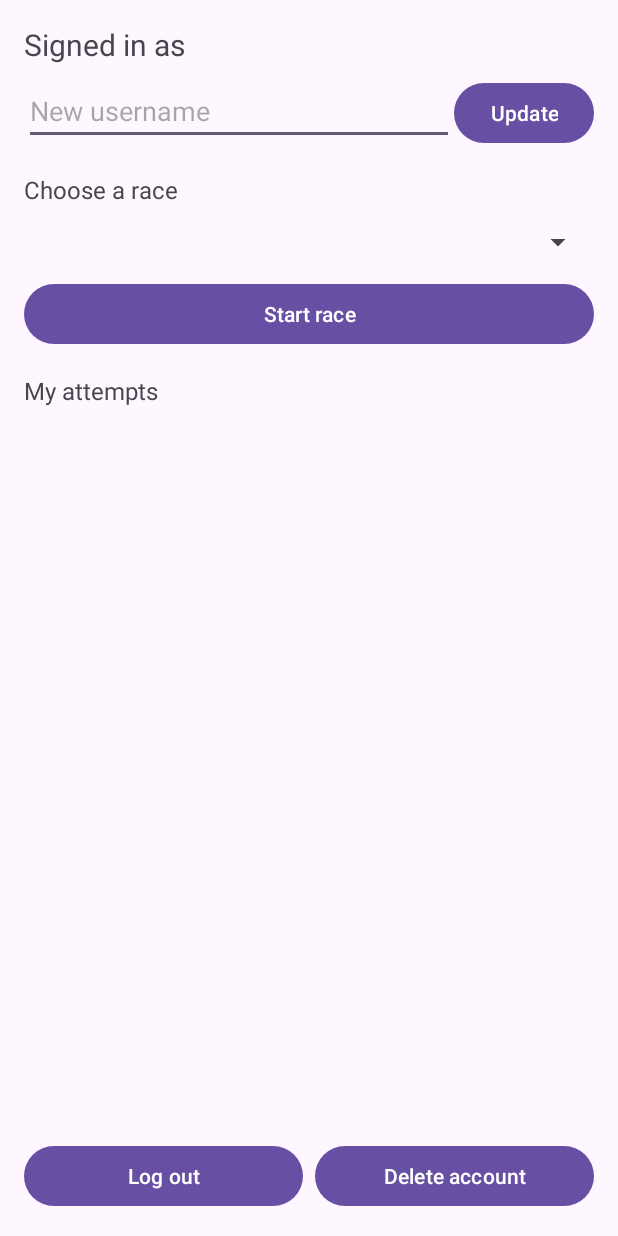
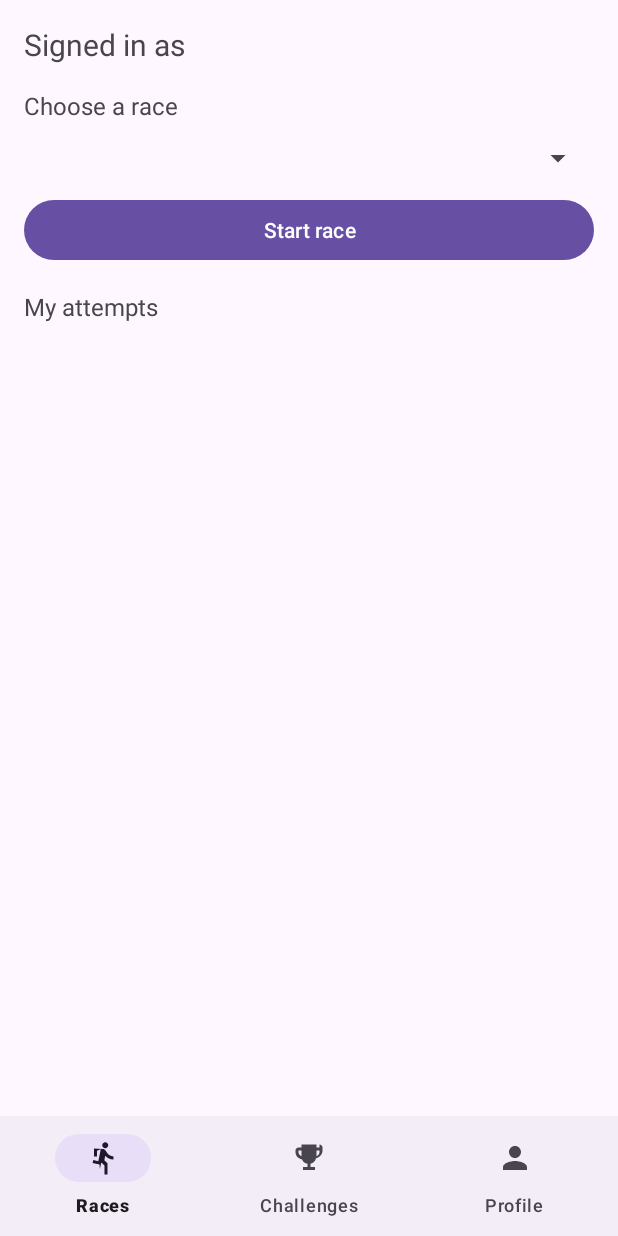
Before and after one commit to neyugnneb/Bolt2Brutus, an Android app: the screen it shows after launch once a user with an empty profile is signed in (RaceActivity), on a phone screen of 412 x 824 dp. Run offline under Robolectric (Android 15) with nearby library versions, the phone set to English and light mode, and no system bars; our stand-ins replace Firebase (no records; nobody signed in at launch, a user with empty details on screens opened directly).

Commit message:
bottom navbar

```diff
--- a/app/src/main/java/com/example/bolt2brutus/ui/race/RaceActivity.kt
+++ b/app/src/main/java/com/example/bolt2brutus/ui/race/RaceActivity.kt
@@ -3,11 +3,16 @@ package com.example.bolt2brutus.ui.race
 import android.content.Intent
 import android.os.Bundle
 import android.util.Log
+import android.view.View
 import androidx.appcompat.app.AppCompatActivity
 import androidx.core.view.ViewCompat
 import androidx.core.view.WindowInsetsCompat
+import androidx.fragment.app.Fragment
 import com.example.bolt2brutus.R
 import com.example.bolt2brutus.ui.auth.LoginActivity
+import com.example.bolt2brutus.ui.challenge.ChallengesFragment
+import com.example.bolt2brutus.ui.profile.ProfileFragment
+import com.google.android.material.bottomnavigation.BottomNavigationView
 
 /** Hosts the signed-in screens. Returns to [LoginActivity] when the user signs out. */
 class RaceActivity : AppCompatActivity() {
@@ -20,17 +25,42 @@ class RaceActivity : AppCompatActivity() {
         super.onCreate(savedInstanceState)
         Log.d(tag, "onCreate")
         setContentView(R.layout.activity_race)
-        ViewCompat.setOnApplyWindowInsetsListener(findViewById(R.id.main)) { v, insets ->
+
+        ViewCompat.setOnApplyWindowInsetsListener(findViewById(R.id.main)) { _, insets ->
             val systemBars = insets.getInsets(WindowInsetsCompat.Type.systemBars())
-            v.setPadding(systemBars.left, systemBars.top, systemBars.right, systemBars.bottom)
+            findViewById<View>(R.id.flFragment).setPadding(systemBars.left, systemBars.top, systemBars.right, 0)
+            findViewById<View>(R.id.bottomNavigationView).setPadding(0, 0, 0, systemBars.bottom)
             insets
         }
 
+        val bottomNavigationView = findViewById<BottomNavigationView>(R.id.bottomNavigationView)
+        bottomNavigationView.setOnItemSelectedListener { item ->
+            when (item.itemId) {
+                R.id.nav_races -> {
+                    showFragment(RaceFragment())
+                    true
+                }
+                R.id.nav_challenges -> {
+                    showFragment(ChallengesFragment())
+                    true
+                }
+                R.id.nav_profile -> {
+                    showFragment(ProfileFragment())
+                    true
+                }
+                else -> false
+            }
+        }
+
         if (savedInstanceState == null) {
-            supportFragmentManager.beginTransaction().apply {
-                replace(R.id.flFragment, RaceFragment())
-                commit()
-            }
+            showFragment(RaceFragment())
+        }
+    }
+
+    private fun showFragment(fragment: Fragment) {
+        supportFragmentManager.beginTransaction().apply {
+            replace(R.id.flFragment, fragment)
+            commit()
         }
     }
 
--- a/app/src/main/java/com/example/bolt2brutus/ui/race/RaceFragment.kt
+++ b/app/src/main/java/com/example/bolt2brutus/ui/race/RaceFragment.kt
@@ -7,7 +7,6 @@ import android.view.View
 import android.view.ViewGroup
 import android.widget.ArrayAdapter
 import android.widget.Button
-import android.widget.EditText
 import android.widget.Spinner
 import android.widget.TextView
 import android.widget.Toast
@@ -48,30 +47,8 @@ class RaceFragment : Fragment() {
 
     private fun bindProfile(view: View) {
         val welcomeText = view.findViewById<TextView>(R.id.welcomeText)
-        val usernameEditText = view.findViewById<EditText>(R.id.usernameEditText)
-
         profileViewModel.user.observe(viewLifecycleOwner) { user ->
             welcomeText.text = getString(R.string.signed_in_as, user?.username.orEmpty())
-        }
-        view.findViewById<Button>(R.id.updateUsernameButton).setOnClickListener {
-            profileViewModel.updateUsername(usernameEditText.text.toString())
-            usernameEditText.text.clear()
-        }
-        view.findViewById<Button>(R.id.logOutButton).setOnClickListener {
-            profileViewModel.logOut()
-        }
-        view.findViewById<Button>(R.id.deleteAccountButton).setOnClickListener {
-            profileViewModel.deleteAccount()
-        }
-
-        profileViewModel.message.observe(viewLifecycleOwner) { message ->
-            if (message != null) {
-                Toast.makeText(requireContext(), message, Toast.LENGTH_SHORT).show()
-                profileViewModel.messageShown()
-            }
-        }
-        profileViewModel.signedOut.observe(viewLifecycleOwner) { signedOut ->
-            if (signedOut) (requireActivity() as RaceActivity).returnToLogin()
         }
     }
 
--- /dev/null
+++ b/app/src/main/res/drawable/ic_directions_run.xml
@@ -0,0 +1,9 @@
+<vector xmlns:android="http://schemas.android.com/apk/res/android"
+    android:width="24dp"
+    android:height="24dp"
+    android:viewportWidth="24"
+    android:viewportHeight="24">
+  <path
+      android:fillColor="#FF000000"
+      android:pathData="M13.49,5.48c1.1,0 2,-0.9 2,-2s-0.9,-2 -2,-2 -2,0.9 -2,2 0.9,2 2,2zM9.89,19.38l1,-4.4 2.1,2v6h2v-7.5l-2.1,-2 0.6,-3c1.3,1.5 3.3,2.5 5.5,2.5v-2c-1.9,0 -3.5,-1 -4.3,-2.4l-1,-1.6c-0.4,-0.6 -1,-1 -1.7,-1 -0.3,0 -0.5,0.1 -0.8,0.1L6,5.6v5.4h2V7.1l2.5,-1 -1.6,8 -3.4,-0.7 -0.4,2 4.6,0.98z"/>
+</vector>
--- /dev/null
+++ b/app/src/main/res/drawable/ic_emoji_events.xml
@@ -0,0 +1,9 @@
+<vector xmlns:android="http://schemas.android.com/apk/res/android"
+    android:width="24dp"
+    android:height="24dp"
+    android:viewportWidth="24"
+    android:viewportHeight="24">
+  <path
+      android:fillColor="#FF000000"
+      android:pathData="M19,5h-2V3H7v2H5c-1.1,0 -2,0.9 -2,2v1c0,2.55 1.92,4.63 4.39,4.94A5.01,5.01 0,0 0,11 15.9V18H8v2h8v-2h-3v-2.1c1.86,-0.42 3.35,-1.82 3.61,-3.66C19.08,11.63 21,9.55 21,7V5c0,-1.1 -0.9,-2 -2,-2zM5,8V7h2v3.82C5.84,10.4 5,9.3 5,8zM19,8c0,1.3 -0.84,2.4 -2,2.82V7h2v1z"/>
+</vector>
--- /dev/null
+++ b/app/src/main/res/drawable/ic_person.xml
@@ -0,0 +1,9 @@
+<vector xmlns:android="http://schemas.android.com/apk/res/android"
+    android:width="24dp"
+    android:height="24dp"
+    android:viewportWidth="24"
+    android:viewportHeight="24">
+  <path
+      android:fillColor="#FF000000"
+      android:pathData="M12,12c2.21,0 4,-1.79 4,-4s-1.79,-4 -4,-4 -4,1.79 -4,4 1.79,4 4,4zM12,14c-2.67,0 -8,1.34 -8,4v2h16v-2c0,-2.66 -5.33,-4 -8,-4z"/>
+</vector>
--- a/app/src/main/res/layout/activity_race.xml
+++ b/app/src/main/res/layout/activity_race.xml
@@ -1,5 +1,6 @@
 <?xml version="1.0" encoding="utf-8"?>
-<FrameLayout xmlns:android="http://schemas.android.com/apk/res/android"
+<androidx.constraintlayout.widget.ConstraintLayout xmlns:android="http://schemas.android.com/apk/res/android"
+    xmlns:app="http://schemas.android.com/apk/res-auto"
     xmlns:tools="http://schemas.android.com/tools"
     android:id="@+id/main"
     android:layout_width="match_parent"
@@ -8,8 +9,21 @@
 
     <FrameLayout
         android:id="@+id/flFragment"
-        android:layout_width="match_parent"
-        android:layout_height="match_parent"
-        android:padding="16dp" />
+        android:layout_width="0dp"
+        android:layout_height="0dp"
+        android:padding="16dp"
+        app:layout_constraintBottom_toTopOf="@id/bottomNavigationView"
+        app:layout_constraintEnd_toEndOf="parent"
+        app:layout_constraintStart_toStartOf="parent"
+        app:layout_constraintTop_toTopOf="parent" />
 
-</FrameLayout>
+    <com.google.android.material.bottomnavigation.BottomNavigationView
+        android:id="@+id/bottomNavigationView"
+        android:layout_width="0dp"
+        android:layout_height="wrap_content"
+        app:menu="@menu/bottom_nav_menu"
+        app:layout_constraintBottom_toBottomOf="parent"
+        app:layout_constraintEnd_toEndOf="parent"
+        app:layout_constraintStart_toStartOf="parent" />
+
+</androidx.constraintlayout.widget.ConstraintLayout>
--- a/app/src/main/res/layout/fragment_race.xml
+++ b/app/src/main/res/layout/fragment_race.xml
@@ -12,28 +12,6 @@
         android:layout_height="wrap_content"
         android:textSize="20sp"
         tools:text="Signed in as brutus" />
-
-    <LinearLayout
-        android:layout_width="match_parent"
-        android:layout_height="wrap_content"
-        android:layout_marginTop="8dp"
-        android:orientation="horizontal">
-
-        <EditText
-            android:id="@+id/usernameEditText"
-            android:layout_width="0dp"
-            android:layout_height="wrap_content"
-            android:layout_weight="1"
-            android:hint="@string/new_username"
-            android:inputType="text"
-            android:maxLines="1" />
-
-        <Button
-            android:id="@+id/updateUsernameButton"
-            android:layout_width="wrap_content"
-            android:layout_height="wrap_content"
-            android:text="@string/update" />
-    </LinearLayout>
 
     <TextView
         android:layout_width="match_parent"
@@ -67,25 +45,4 @@
         android:layout_weight="1"
         tools:listitem="@layout/item_race_attempt" />
 
-    <LinearLayout
-        android:layout_width="match_parent"
-        android:layout_height="wrap_content"
-        android:orientation="horizontal">
-
-        <Button
-            android:id="@+id/logOutButton"
-            android:layout_width="0dp"
-            android:layout_height="wrap_content"
-            android:layout_weight="1"
-            android:text="@string/log_out" />
-
-        <Button
-            android:id="@+id/deleteAccountButton"
-            android:layout_width="0dp"
-            android:layout_height="wrap_content"
-            android:layout_marginStart="8dp"
-            android:layout_weight="1"
-            android:text="@string/delete_account" />
-    </LinearLayout>
-
 </LinearLayout>
--- /dev/null
+++ b/app/src/main/res/menu/bottom_nav_menu.xml
@@ -0,0 +1,15 @@
+<?xml version="1.0" encoding="utf-8"?>
+<menu xmlns:android="http://schemas.android.com/apk/res/android">
+    <item
+        android:id="@+id/nav_races"
+        android:icon="@drawable/ic_directions_run"
+        android:title="@string/nav_races" />
+    <item
+        android:id="@+id/nav_challenges"
+        android:icon="@drawable/ic_emoji_events"
+        android:title="@string/nav_challenges" />
+    <item
+        android:id="@+id/nav_profile"
+        android:icon="@drawable/ic_person"
+        android:title="@string/nav_profile" />
+</menu>
--- a/app/src/main/res/values/strings.xml
+++ b/app/src/main/res/values/strings.xml
@@ -13,4 +13,10 @@
     <string name="delete">Delete</string>
     <string name="log_out">Log out</string>
     <string name="delete_account">Delete account</string>
+    <string name="nav_races">Races</string>
+    <string name="nav_challenges">Challenges</string>
+    <string name="nav_profile">Profile</string>
+    <string name="profile_title">Profile &amp; Account</string>
+    <string name="challenges_title">Challenges</string>
+    <string name="no_challenges">No challenges yet</string>
 </resources>
```
Also changed, not shown: app/src/main/java/com/example/bolt2brutus/ui/challenge/ChallengesFragment.kt (added, +19 -0 lines), app/src/main/java/com/example/bolt2brutus/ui/profile/ProfileFragment.kt (added, +65 -0 lines), app/src/main/res/layout/activity_login.xml (+29 -25 lines), app/src/main/res/layout/fragment_challenges.xml (added, +25 -0 lines), app/src/main/res/layout/fragment_profile.xml (added, +74 -0 lines).
